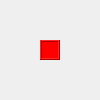
The window that code_expert/Qt_PyQt_Lab/practice_pyqt/EX04-22/gui.ui (clap-min99/sys_semicon) describes before a commit, drawn with Qt 5.
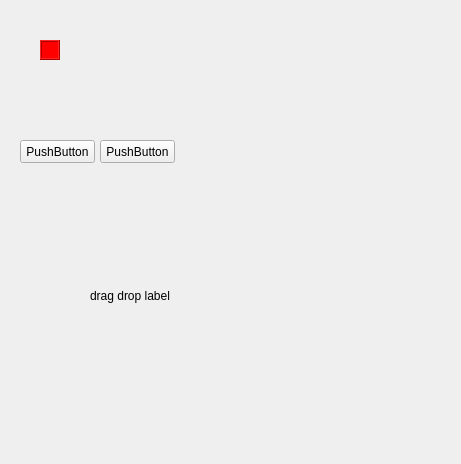
The same window after the commit. Custom widgets are drawn as their Qt base class.

What changed in the file:
```diff
--- a/code_expert/Qt_PyQt_Lab/practice_pyqt/EX04-22/gui.ui
+++ b/code_expert/Qt_PyQt_Lab/practice_pyqt/EX04-22/gui.ui
@@ -6,8 +6,8 @@
    <rect>
     <x>0</x>
     <y>0</y>
-    <width>100</width>
-    <height>100</height>
+    <width>461</width>
+    <height>464</height>
    </rect>
   </property>
   <property name="windowTitle">
@@ -36,6 +36,45 @@
      <string/>
     </property>
    </widget>
+   <widget class="myButton" name="pushButton">
+    <property name="geometry">
+     <rect>
+      <x>20</x>
+      <y>140</y>
+      <width>75</width>
+      <height>23</height>
+     </rect>
+    </property>
+    <property name="text">
+     <string>PushButton</string>
+    </property>
+   </widget>
+   <widget class="myButton" name="pushButton_2">
+    <property name="geometry">
+     <rect>
+      <x>100</x>
+      <y>140</y>
+      <width>75</width>
+      <height>23</height>
+     </rect>
+    </property>
+    <property name="text">
+     <string>PushButton</string>
+    </property>
+   </widget>
+   <widget class="MyLabel" name="label">
+    <property name="geometry">
+     <rect>
+      <x>90</x>
+      <y>240</y>
+      <width>141</width>
+      <height>111</height>
+     </rect>
+    </property>
+    <property name="text">
+     <string>drag drop label</string>
+    </property>
+   </widget>
   </widget>
   <widget class="QMenuBar" name="menubar">
    <property name="geometry">
@@ -48,6 +87,18 @@
    </property>
   </widget>
  </widget>
+ <customwidgets>
+  <customwidget>
+   <class>myButton</class>
+   <extends>QPushButton</extends>
+   <header>mybutton</header>
+  </customwidget>
+  <customwidget>
+   <class>MyLabel</class>
+   <extends>QLabel</extends>
+   <header location="global">mylabel.h</header>
+  </customwidget>
+ </customwidgets>
  <resources/>
  <connections/>
 </ui>
```
Left out of the diff: 4 changed lines with no effect on the pictures.
